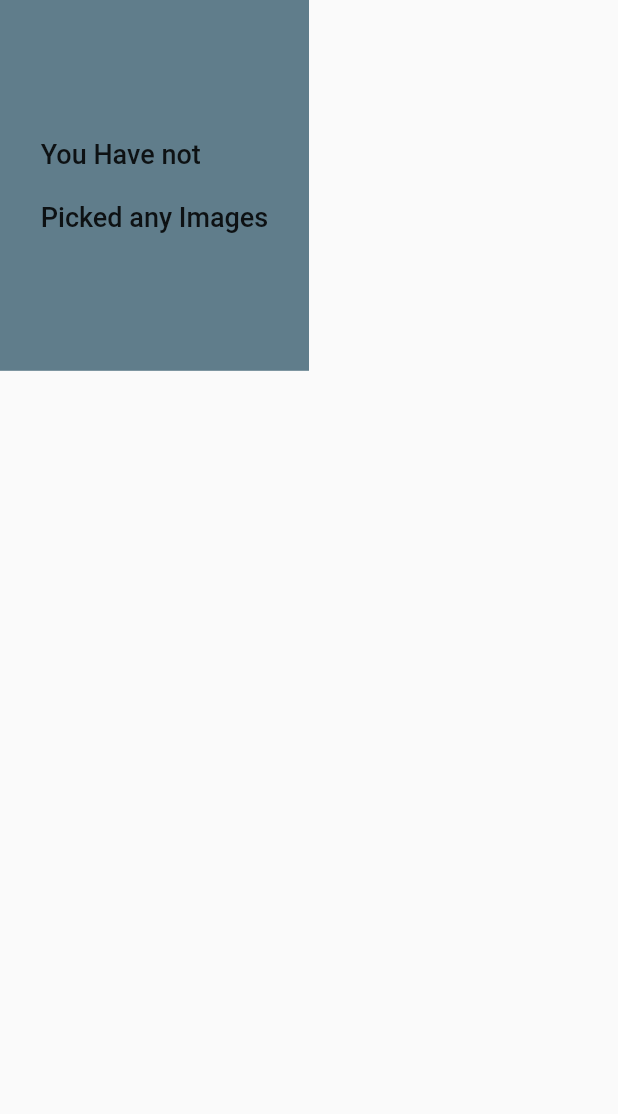
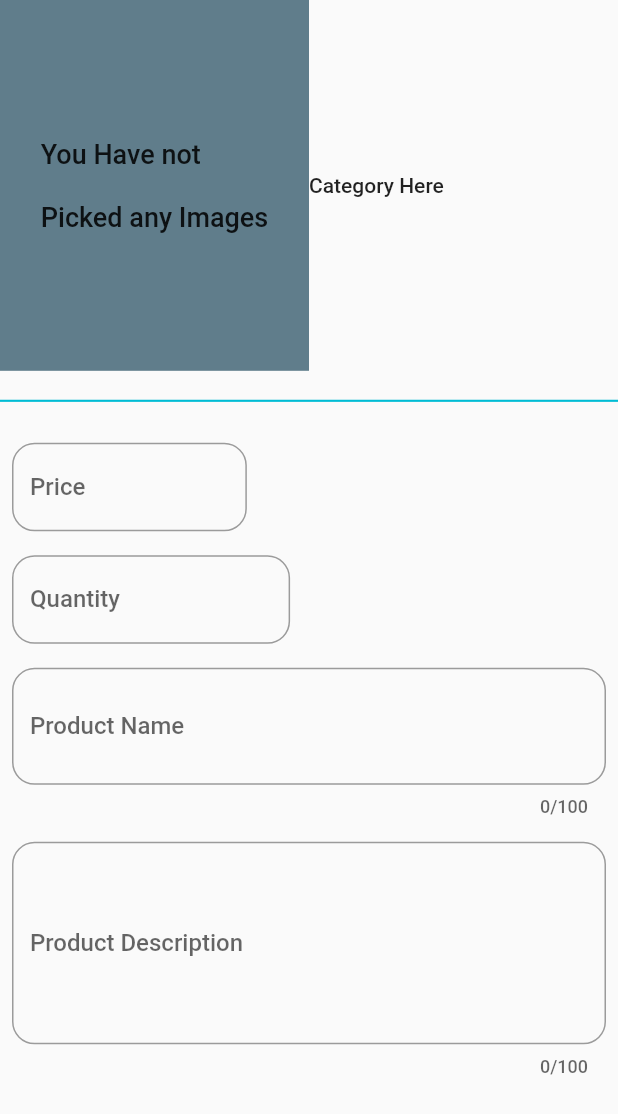
Before and after one commit to RogerParis/multi_vendor, a Flutter app: the UploadProductsScreen screen opened directly, on a phone screen of 412 x 824 dp. Shown: the top 1114 px of the screen. Run offline on Flutter 3.47's test engine with Material 2 defaults, Android fonts, the light colour scheme and no system bars; our stand-ins replace cloud_firestore, firebase_auth, firebase_core, firebase_storage, image_picker; accounts and stored records are empty.

Commit message:
adds form fields

```diff
--- a/lib/views/upload_products_screen.dart
+++ b/lib/views/upload_products_screen.dart
@@ -14,7 +14,9 @@ class _UploadProductsScreenState extends State<UploadProductsScreen> {
   Widget build(BuildContext context) {
     return Scaffold(
       body: SafeArea(
+        child: SingleChildScrollView(
           child: Column(
+            crossAxisAlignment: CrossAxisAlignment.start,
             children: [
               Row(
                 children: [
@@ -31,9 +33,78 @@ class _UploadProductsScreenState extends State<UploadProductsScreen> {
                       ),
                     ),
                   ),
+                  Text('Category Here')
                 ],
               ),
+              const SizedBox(
+                height: 40,
+                child: Divider(
+                  color: Colors.cyan,
+                  thickness: 1.4,
+                ),
+              ),
+              Padding(
+                padding: const EdgeInsets.all(8.0),
+                child: SizedBox(
+                  width: MediaQuery.of(context).size.width * 0.38,
+                  child: TextFormField(
+                    decoration: InputDecoration(
+                      labelText: 'Price',
+                      hintText: 'Add Price',
+                      border: OutlineInputBorder(
+                          borderRadius: BorderRadius.circular(15)),
+                    ),
+                  ),
+                ),
+              ),
+              Padding(
+                padding: const EdgeInsets.all(8.0),
+                child: SizedBox(
+                  width: MediaQuery.of(context).size.width * 0.45,
+                  child: TextFormField(
+                    decoration: InputDecoration(
+                      labelText: 'Quantity',
+                      hintText: 'Add Quantity',
+                      border: OutlineInputBorder(
+                          borderRadius: BorderRadius.circular(15)),
+                    ),
+                  ),
+                ),
+              ),
+              Padding(
+                padding: const EdgeInsets.all(8.0),
+                child: SizedBox(
+                  width: MediaQuery.of(context).size.width,
+                  child: TextFormField(
+                    maxLength: 100,
+                    maxLines: 2,
+                    decoration: InputDecoration(
+                      labelText: 'Product Name',
+                      hintText: 'Enter Product Name',
+                      border: OutlineInputBorder(
+                          borderRadius: BorderRadius.circular(15)),
+                    ),
+                  ),
+                ),
+              ),
+              Padding(
+                padding: const EdgeInsets.all(8.0),
+                child: SizedBox(
+                  width: MediaQuery.of(context).size.width,
+                  child: TextFormField(
+                    maxLength: 100,
+                    maxLines: 5,
+                    decoration: InputDecoration(
+                      labelText: 'Product Description',
+                      hintText: 'Enter Product Description',
+                      border: OutlineInputBorder(
+                          borderRadius: BorderRadius.circular(15)),
+                    ),
+                  ),
+                ),
+              )
             ],
+          ),
         ),
       ),
     );
```
Lines whose indentation alone changed are shown as unchanged.
